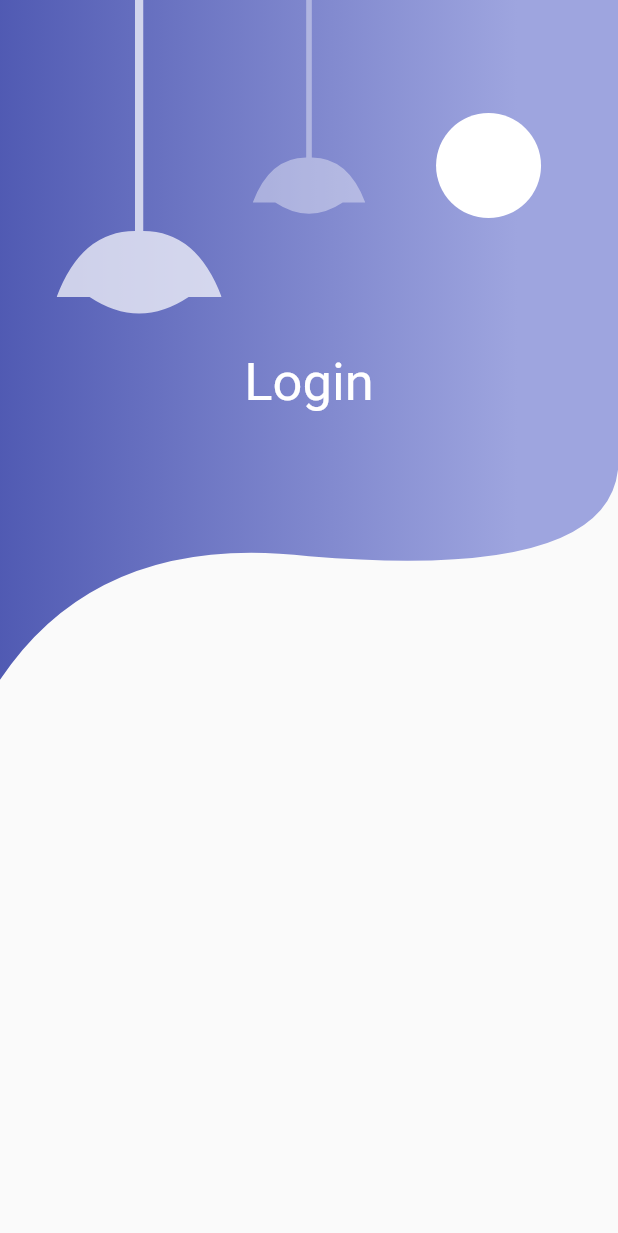
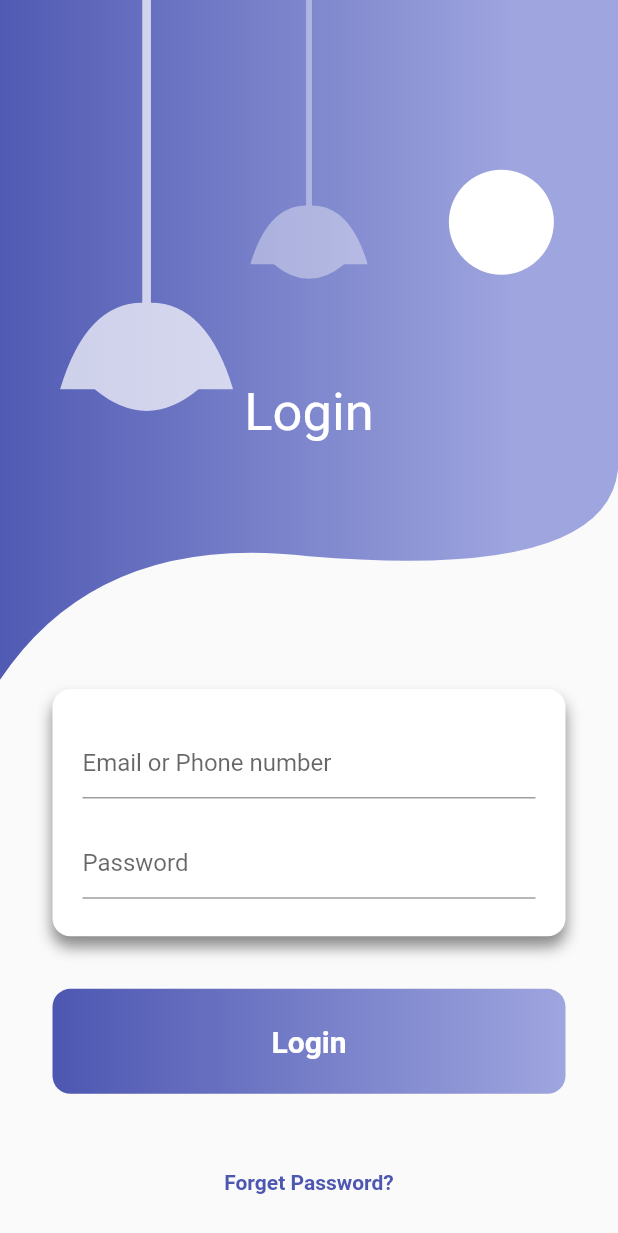
Before and after one commit to Criszx17Dev/AnimationsApp, a Flutter app: the screen it shows after launch, on a phone screen of 412 x 824 dp. Shown: the top 1233 px of the screen. Run offline on Flutter 3.47's test engine with Material 2 defaults, Android fonts, the phone set to English and light mode, and no system bars; our stand-ins replace google_fonts.

Commit message:
Diseño de Login y animación de entrada

```diff
--- a/lib/main.dart
+++ b/lib/main.dart
@@ -1,7 +1,7 @@
 import 'package:flutter/material.dart';
 
 import 'src/ui/themes/themes.dart';
-import 'src/ui/screens/home_screen.dart';
+import 'src/ui/screens/login_screen.dart';
 
 void main() => runApp(const MyApp());
 
@@ -13,7 +13,7 @@ class MyApp extends StatelessWidget {
     return MaterialApp(
       debugShowCheckedModeBanner: false,
       title: 'Animated',
-      home: const HomeScreen(),
+      home: const LoginScreen(),
       themeMode: ThemeMode.light,
       theme: MyThemes.lightTheme(),
       darkTheme: MyThemes.darkTheme(),
--- a/lib/src/ui/screens/home_screen.dart
+++ /dev/null
@@ -1,78 +0,0 @@
-import 'package:flutter/material.dart';
-import 'package:google_fonts/google_fonts.dart';
-import '/src/ui/widgets/background.dart';
-import '/src/ui/widgets/my_lamp.dart';
-
-class HomeScreen extends StatelessWidget {
-  const HomeScreen({Key? key}) : super(key: key);
-
-  @override
-  Widget build(BuildContext context) {
-    return SafeArea(
-      child: Scaffold(
-        body: Stack(
-          children: [
-            const BackgroundLogin(),
-            TweenAnimationBuilder(
-              tween: Tween<double>(begin: 0, end: 1),
-              duration: const Duration(milliseconds: 1000),
-              builder: (context, double value, child) {
-                return Align(
-                    alignment: const Alignment(-0.75, -1),
-                    child: Opacity(
-                        opacity: value,
-                        child: const MyLamp(size: 110, color: Colors.white70)));
-              },
-            ),
-            TweenAnimationBuilder(
-              tween: Tween<double>(begin: 0, end: 1),
-              duration: const Duration(milliseconds: 1500),
-              builder: (context, double value, child) {
-                return Align(
-                    alignment: const Alignment(0, -1),
-                    child: Opacity(
-                        opacity: value,
-                        child: const MyLamp(size: 75, color: Colors.white38)));
-              },
-            ),
-            TweenAnimationBuilder(
-              tween: Tween<double>(begin: 0, end: 1),
-              duration: const Duration(milliseconds: 2000),
-              builder: (context, double value, child) {
-                return Align(
-                    alignment: const Alignment(0.7, -0.8),
-                    child: Opacity(
-                      opacity: value,
-                      child: const _Watch(size: 70),
-                    ));
-              },
-            ),
-            Align(
-              alignment: const Alignment(0, -0.4),
-              child: Text(
-                'Login',
-                style: GoogleFonts.kaushanScript(
-                    color: Colors.white, fontSize: 35),
-              ),
-            )
-          ],
-        ),
-      ),
-    );
-  }
-}
-
-class _Watch extends StatelessWidget {
-  const _Watch({Key? key, required this.size}) : super(key: key);
-  final double size;
-
-  @override
-  Widget build(BuildContext context) {
-    return Container(
-      width: size,
-      height: size,
-      decoration:
-          const BoxDecoration(color: Colors.white, shape: BoxShape.circle),
-    );
-  }
-}
--- /dev/null
+++ b/lib/src/ui/screens/login_screen.dart
@@ -0,0 +1,49 @@
+import 'package:flutter/material.dart';
+
+import '/src/ui/widgets/auth_form.dart';
+import '../widgets/background_login.dart';
+import '/src/ui/widgets/custom_button.dart';
+import '/src/ui/widgets/my_text_button.dart';
+import 'package:google_fonts/google_fonts.dart';
+
+class LoginScreen extends StatelessWidget {
+  const LoginScreen({Key? key}) : super(key: key);
+
+  @override
+  Widget build(BuildContext context) {
+    return SafeArea(
+      child: Scaffold(
+        body: Stack(
+          children: [
+            const BackgroundLogin(),
+            Align(
+                alignment: const Alignment(0, -0.35),
+                child: Text('Login',
+                    style: GoogleFonts.kaushanScript(
+                        color: Colors.white, fontSize: 35))),
+            const Align(alignment: Alignment(0, 0.95), child: _MyForm()),
+          ],
+        ),
+      ),
+    );
+  }
+}
+
+class _MyForm extends StatelessWidget {
+  const _MyForm({Key? key}) : super(key: key);
+
+  @override
+  Widget build(BuildContext context) {
+    return SingleChildScrollView(
+      child: Column(
+        children: const [
+          AuthForm(),
+          SizedBox(height: 35),
+          CustomButton(),
+          SizedBox(height: 35),
+          MyTextButton(),
+        ],
+      ),
+    );
+  }
+}
--- /dev/null
+++ b/lib/src/ui/widgets/auth_form.dart
@@ -0,0 +1,47 @@
+import 'package:flutter/material.dart';
+import 'package:google_fonts/google_fonts.dart';
+
+class AuthForm extends StatelessWidget {
+  const AuthForm({Key? key}) : super(key: key);
+
+  @override
+  Widget build(BuildContext context) {
+    return Container(
+      margin: const EdgeInsets.symmetric(horizontal: 35),
+      padding: const EdgeInsets.symmetric(horizontal: 20, vertical: 25),
+      decoration: BoxDecoration(
+          borderRadius: BorderRadius.circular(12),
+          color: Colors.white,
+          boxShadow: const [
+            BoxShadow(
+                blurRadius: 8, color: Colors.black45, offset: Offset(0, 7))
+          ]),
+      height: MediaQuery.of(context).size.height * 0.2,
+      child: Column(
+        mainAxisAlignment: MainAxisAlignment.spaceBetween,
+        children: const [
+          _CustomTextField(title: 'Email or Phone number'),
+          _CustomTextField(title: 'Password'),
+        ],
+      ),
+    );
+  }
+}
+
+class _CustomTextField extends StatelessWidget {
+  const _CustomTextField({Key? key, required this.title}) : super(key: key);
+  final String title;
+
+  @override
+  Widget build(BuildContext context) {
+    return Theme(
+      data: ThemeData(primarySwatch: Colors.deepPurple),
+      child: TextField(
+        style: GoogleFonts.dellaRespira(),
+        decoration: InputDecoration(
+          hintText: title,
+        ),
+      ),
+    );
+  }
+}
--- a/lib/src/ui/widgets/background.dart
+++ /dev/null
@@ -1,52 +0,0 @@
-import 'package:flutter/material.dart';
-
-class BackgroundLogin extends StatelessWidget {
-  const BackgroundLogin({Key? key}) : super(key: key);
-
-  @override
-  Widget build(BuildContext context) {
-    return SizedBox(
-      width: double.infinity,
-      height: double.infinity,
-      child: CustomPaint(
-        painter: _DesignLoginBackground(),
-      ),
-    );
-  }
-}
-
-class _DesignLoginBackground extends CustomPainter {
-  @override
-  void paint(Canvas canvas, Size size) {
-    final Rect rect =
-        Rect.fromCircle(center: const Offset(165, 150), radius: 180);
-
-    const gradiente = LinearGradient(colors: [
-      Color(0xFF4D57B1),
-      Color(0xFF9EA5DF),
-    ]);
-    final pincel = Paint()..shader = gradiente.createShader(rect);
-    pincel.color = const Color(0xFF4D57B1);
-    pincel.style = PaintingStyle.fill;
-
-    pincel.strokeWidth = 10.0;
-
-    pincel.shader;
-
-    final path = Path();
-    path.lineTo(0, size.height * 0.55);
-    path.quadraticBezierTo(size.width * 0.16, size.height * 0.43,
-        size.width * 0.5, size.height * 0.45);
-    path.quadraticBezierTo(
-        size.width * 0.98, size.height * 0.47, size.width, size.height * 0.38);
-
-    path.lineTo(size.width, 0);
-
-    canvas.drawPath(path, pincel);
-  }
-
-  @override
-  bool shouldRepaint(covariant CustomPainter oldDelegate) {
-    return true;
-  }
-}
--- /dev/null
+++ b/lib/src/ui/widgets/background_login.dart
@@ -0,0 +1,105 @@
+import 'package:flutter/material.dart';
+
+import 'my_lamp.dart';
+import 'watch.dart';
+
+class BackgroundLogin extends StatelessWidget {
+  const BackgroundLogin({Key? key}) : super(key: key);
+
+  @override
+  Widget build(BuildContext context) {
+    return SizedBox(
+      width: double.infinity,
+      height: double.infinity,
+      child: Stack(
+        children: [
+          Positioned.fill(
+              child: CustomPaint(painter: _DesignLoginBackground())),
+          _MyTween(
+              x: -0.73,
+              y: -1,
+              milliseconds: 1000,
+              child: MyLamp(
+                  size: MediaQuery.of(context).size.width * 0.28,
+                  color: Colors.white70)),
+          _MyTween(
+              x: 0,
+              y: -1,
+              milliseconds: 1500,
+              child: MyLamp(
+                  size: MediaQuery.of(context).size.width * 0.19,
+                  color: Colors.white38)),
+          const _MyTween(
+              x: 0.75, y: -0.7, milliseconds: 2000, child: Watch(size: 70))
+        ],
+      ),
+    );
+  }
+}
+
+class _DesignLoginBackground extends CustomPainter {
+  @override
+  void paint(Canvas canvas, Size size) {
+    final Rect rect =
+        Rect.fromCircle(center: const Offset(165, 150), radius: 180);
+
+    const gradiente = LinearGradient(colors: [
+      Color(0xFF4D57B1),
+      Color(0xFF9EA5DF),
+    ]);
+    final pincel = Paint()..shader = gradiente.createShader(rect);
+    pincel.color = const Color(0xFF4D57B1);
+    pincel.style = PaintingStyle.fill;
+
+    pincel.strokeWidth = 10.0;
+
+    pincel.shader;
+
+    final path = Path();
+    path.lineTo(0, size.height * 0.55);
+    path.quadraticBezierTo(size.width * 0.16, size.height * 0.43,
+        size.width * 0.5, size.height * 0.45);
+    path.quadraticBezierTo(
+        size.width * 0.98, size.height * 0.47, size.width, size.height * 0.38);
+
+    path.lineTo(size.width, 0);
+
+    canvas.drawPath(path, pincel);
+  }
+
+  @override
+  bool shouldRepaint(covariant CustomPainter oldDelegate) {
+    return true;
+  }
+}
+
+class _MyTween extends StatelessWidget {
+  const _MyTween(
+      {Key? key,
+      required this.milliseconds,
+      required this.x,
+      required this.child,
+      required this.y})
+      : super(key: key);
+  final int milliseconds;
+  final double x, y;
+  final Widget child;
+  @override
+  Widget build(BuildContext context) {
+    return TweenAnimationBuilder(
+      tween: Tween<double>(begin: 0, end: 1),
+      curve: Curves.decelerate,
+      duration: Duration(milliseconds: milliseconds),
+      builder: (context, double value, child) =>
+          Opacity(opacity: value, child: child),
+      child: TweenAnimationBuilder(
+        tween: Tween<double>(begin: 0, end: x),
+        curve: Curves.decelerate,
+        duration: Duration(milliseconds: milliseconds),
+        builder: (context, double value, child) =>
+            Align(alignment: Alignment(value, y), child: child),
+        child: child,
+      ),
+    );
+  }
+}
--- /dev/null
+++ b/lib/src/ui/widgets/custom_button.dart
@@ -0,0 +1,50 @@
+import 'package:flutter/material.dart';
+import 'package:google_fonts/google_fonts.dart';
+
+class CustomButton extends StatelessWidget {
+  const CustomButton({Key? key}) : super(key: key);
+
+  @override
+  Widget build(BuildContext context) {
+    return Padding(
+      padding: const EdgeInsets.symmetric(horizontal: 35),
+      child: Stack(
+        children: [
+          Container(
+            height: MediaQuery.of(context).size.height * 0.085,
+            width: double.infinity,
+            padding: const EdgeInsets.symmetric(vertical: 20),
+            decoration: BoxDecoration(
+                borderRadius: BorderRadius.circular(12),
+                gradient: const LinearGradient(
+                  colors: [
+                    Color(0xFF4D57B1),
+                    Color(0xFF9EA5DF),
+                  ],
+                )),
+          ),
+          ElevatedButton(
+            onPressed: () {},
+            style: ElevatedButton.styleFrom(
+                shadowColor: Colors.transparent,
+                elevation: 0,
+                primary: Colors.transparent,
+                shape: RoundedRectangleBorder(
+                  borderRadius: BorderRadius.circular(12),
+                ),
+                padding: EdgeInsets.zero),
+            child: SizedBox(
+              height: MediaQuery.of(context).size.height * 0.085,
+              width: double.infinity,
+              child: Center(
+                child: Text('Login',
+                    style: GoogleFonts.dellaRespira(
+                        fontWeight: FontWeight.bold, fontSize: 20)),
+              ),
+            ),
+          ),
+        ],
+      ),
+    );
+  }
+}
--- a/lib/src/ui/widgets/my_lamp.dart
+++ b/lib/src/ui/widgets/my_lamp.dart
@@ -10,7 +10,7 @@ class MyLamp extends StatelessWidget {
     return ClipPath(
       clipper: _CustomClipper(),
       child: Container(
-        height: size * 2,
+        height: size * 2 + (size / 2),
         width: size,
         color: color ?? Colors.white,
       ),
@@ -21,19 +21,18 @@ class MyLamp extends StatelessWidget {
 class _CustomClipper extends CustomClipper<Path> {
   @override
   Path getClip(Size size) {
-    final path = Path();
-    path.moveTo(size.width * 0.475, 0);
-    path.lineTo(size.width * 0.475, size.height * 0.7);
-    path.quadraticBezierTo(
-        size.width * 0.15, size.height * 0.7, 0, size.height * 0.9);
-    path.lineTo(size.width * 0.2, size.height * 0.9);
-    path.quadraticBezierTo(
-        size.width * 0.5, size.height, size.width * 0.8, size.height * 0.9);
-    path.lineTo(size.width, size.height * 0.9);
-    path.quadraticBezierTo(size.width * 0.85, size.height * 0.7,
-        size.width * 0.525, size.height * 0.7);
-    path.lineTo(size.width * 0.525, 0);
-    return path;
+    final width = size.width;
+    final height = size.height;
+    return Path()
+      ..moveTo(width * 0.475, 0)
+      ..lineTo(width * 0.475, height * 0.7)
+      ..quadraticBezierTo(width * 0.15, height * 0.7, 0, height * 0.9)
+      ..lineTo(width * 0.2, height * 0.9)
+      ..quadraticBezierTo(width * 0.5, height, width * 0.8, height * 0.9)
+      ..lineTo(width, height * 0.9)
+      ..quadraticBezierTo(
+          width * 0.85, height * 0.7, width * 0.525, height * 0.7)
+      ..lineTo(width * 0.525, 0);
   }
 
   @override
--- /dev/null
+++ b/lib/src/ui/widgets/my_text_button.dart
@@ -0,0 +1,18 @@
+import 'package:flutter/material.dart';
+import 'package:google_fonts/google_fonts.dart';
+
+class MyTextButton extends StatelessWidget {
+  const MyTextButton({Key? key}) : super(key: key);
+
+  @override
+  Widget build(BuildContext context) {
+    return TextButton(
+      onPressed: () {},
+      child: Text('Forget Password?',
+          style: GoogleFonts.dellaRespira(
+            fontWeight: FontWeight.bold,
+            color: const Color(0xFF4D57B1),
+          )),
+    );
+  }
+}
--- /dev/null
+++ b/lib/src/ui/widgets/watch.dart
@@ -0,0 +1,18 @@
+import 'package:flutter/material.dart';
+
+class Watch extends StatelessWidget {
+  const Watch({Key? key, required this.size}) : super(key: key);
+  final double size;
+
+  @override
+  Widget build(BuildContext context) {
+    return Container(
+      width: size,
+      height: size,
+      decoration: const BoxDecoration(
+        color: Colors.white,
+        shape: BoxShape.circle,
+      ),
+    );
+  }
+}
```
